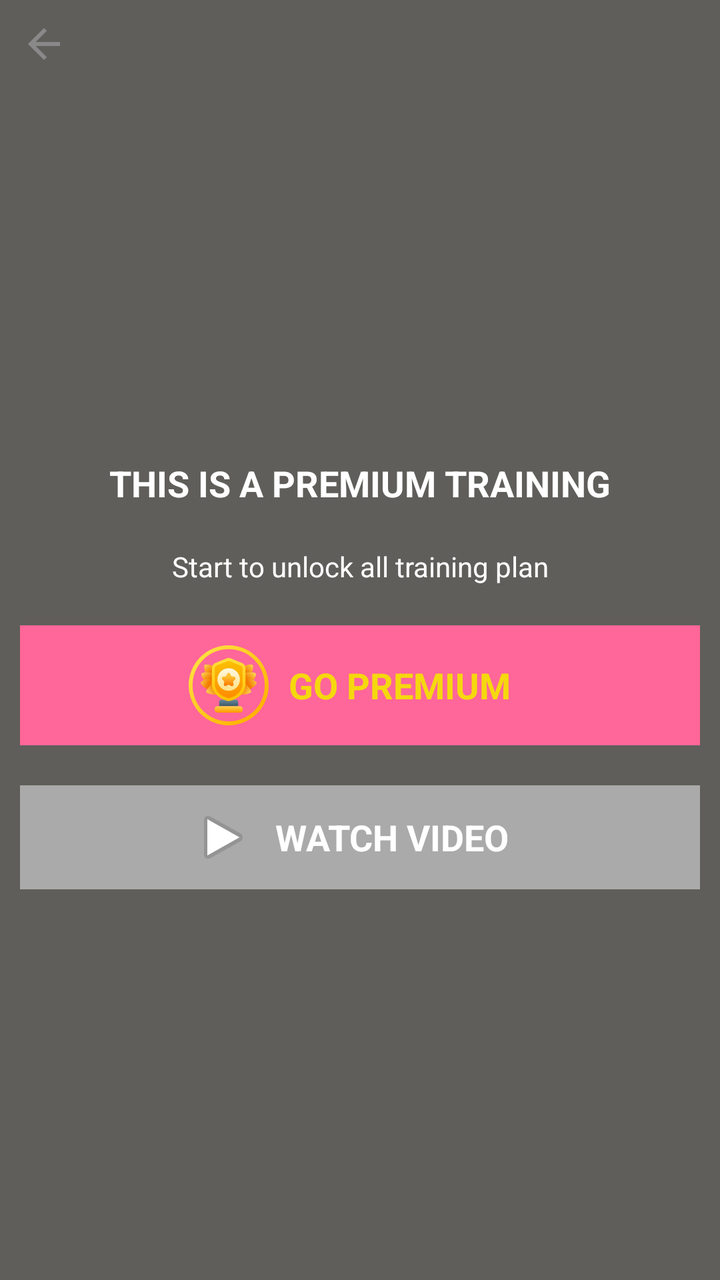
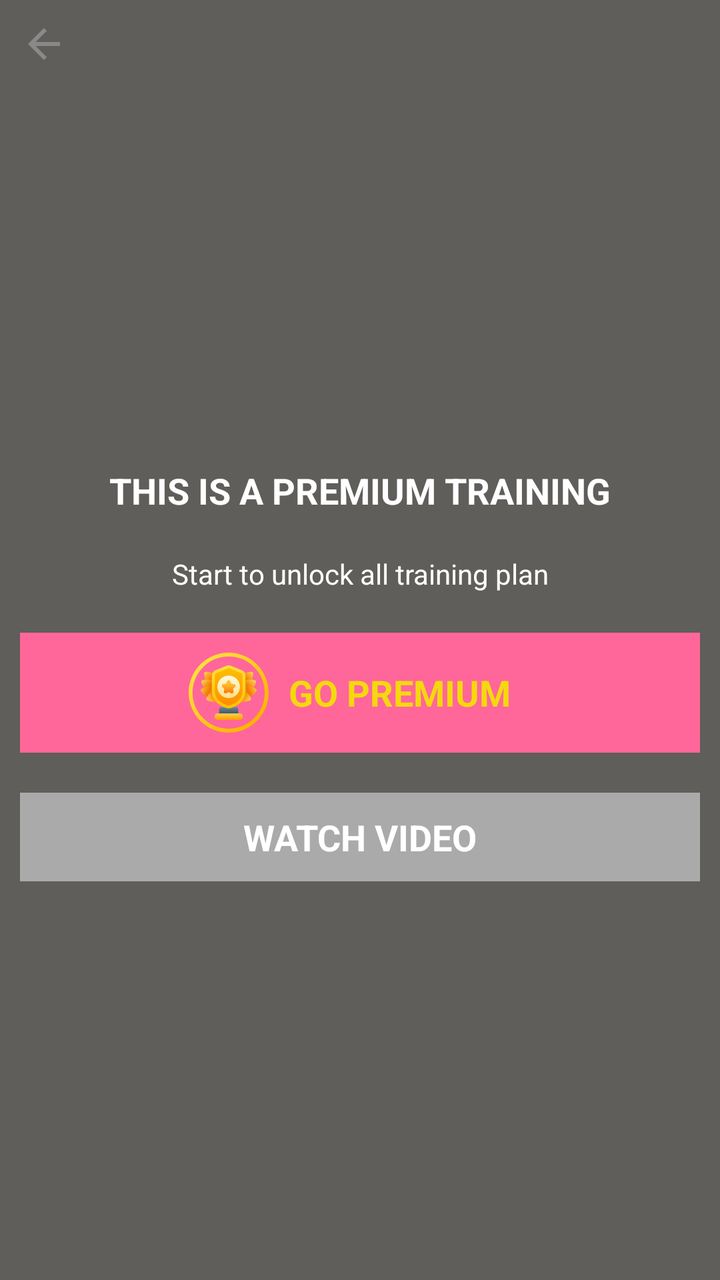

Before-and-after screenshots of an Android layout around one commit, followed by the original layout XML and the change that was made.
<!-- AndroidManifest.xml: application theme AppTheme -->
<!-- res/layout/dialog_unlock_training.xml -->
<?xml version="1.0" encoding="utf-8"?>
<LinearLayout xmlns:android="http://schemas.android.com/apk/res/android"
    xmlns:app="http://schemas.android.com/apk/res-auto"
    android:layout_width="match_parent"
    android:layout_height="match_parent"
    android:background="#BE292722"
    android:orientation="vertical">

    <ImageView
        android:id="@+id/img_back_activity"
        android:layout_width="wrap_content"
        android:layout_height="wrap_content"
        android:layout_marginLeft="10dp"
        android:layout_marginTop="10dp"
        app:srcCompat="@drawable/ic_baseline_arrow_back_24" />

    <LinearLayout
        android:layout_width="match_parent"
        android:layout_height="match_parent"
        android:gravity="center"
        android:orientation="vertical">

        <TextView
            android:id="@+id/textView15"
            android:layout_width="match_parent"
            android:layout_height="wrap_content"
            android:layout_marginTop="10dp"
            android:layout_marginBottom="10dp"
            android:text="@string/txt_unlock_training"
            android:textAlignment="center"
            android:textAllCaps="true"
            android:textColor="@color/White"
            android:textSize="18sp"
            android:textStyle="bold" />

        <ImageView
            android:id="@+id/imageView11"
            android:layout_width="wrap_content"
            android:layout_height="wrap_content"/>

        <TextView
            android:id="@+id/textView16"
            android:layout_width="match_parent"
            android:layout_height="wrap_content"
            android:layout_margin="10dp"
            android:text="@string/txt_start_to_unlock"
            android:textAlignment="center"
            android:textColor="@color/White" />

        <LinearLayout
            android:id="@+id/ln_go_premium"
            android:layout_width="match_parent"
            android:layout_height="wrap_content"
            android:layout_margin="10dp"
            android:background="@drawable/background_unlock_btn"
            android:gravity="center"
            android:orientation="horizontal"
            android:padding="10dp">

            <ImageView
                android:layout_width="wrap_content"
                android:layout_height="wrap_content"
                app:srcCompat="@drawable/ic_gold" />

            <TextView
                android:layout_width="wrap_content"
                android:layout_height="wrap_content"
                android:layout_marginLeft="10dp"
                android:layout_marginRight="10dp"
                android:text="@string/txt_go_premium"
                android:textAllCaps="true"
                android:textColor="#F5D80E"
                android:textSize="18sp"
                android:textStyle="bold" />
        </LinearLayout>

        <LinearLayout
            android:id="@+id/ln_watch_video"
            android:layout_width="match_parent"
            android:layout_height="wrap_content"
            android:layout_margin="10dp"
            android:background="@drawable/bg_round_corner_aaaaaa_6"
            android:gravity="center"
            android:orientation="horizontal"
            android:padding="10dp"
            android:visibility="visible">

            <ImageView
                android:layout_width="wrap_content"
                android:layout_height="wrap_content"
                app:srcCompat="@android:drawable/ic_media_play" />

            <TextView
                android:layout_width="wrap_content"
                android:layout_height="wrap_content"
                android:layout_marginLeft="10dp"
                android:layout_marginRight="10dp"
                android:text="@string/txt_watch_video"
                android:textAllCaps="true"
                android:textColor="@color/White"
                android:textSize="18sp"
                android:textStyle="bold" />
        </LinearLayout>
    </LinearLayout>
</LinearLayout>
<!-- resources referenced by this layout -->
<resources>
  <color name="White">#FFFFFF</color>
  <!-- drawable background_unlock_btn (drawable) -->
  <?xml version="1.0" encoding="utf-8"?>
  <selector xmlns:android="http://schemas.android.com/apk/res/android" >
      <item android:state_pressed="true" >
          <shape android:shape="rectangle"  >
              <corners android:radius="@dimen/_20sdp" />
              <solid android:color="@color/Gray"/>
          </shape>
      </item>
      <item >
          <shape android:shape="rectangle"  >
              <corners android:radius="@dimen/_20sdp" />
  
              <solid android:color="@color/colorAccent"/>
          </shape>
      </item>
  </selector>
  <!-- drawable bg_round_corner_aaaaaa_6 (drawable) -->
  <?xml version="1.0" encoding="utf-8"?>
  <shape xmlns:android="http://schemas.android.com/apk/res/android">
      <solid android:color="#aaaaaa"/>
      <corners android:radius="@dimen/_20sdp"/>
  </shape>
  <!-- drawable ic_baseline_arrow_back_24 (drawable) -->
  <vector android:autoMirrored="true" android:height="24dp"
      android:tint="#898989" android:viewportHeight="24"
      android:viewportWidth="24" android:width="24dp" xmlns:android="http://schemas.android.com/apk/res/android">
      <path android:fillColor="@android:color/white" android:pathData="M20,11H7.83l5.59,-5.59L12,4l-8,8 8,8 1.41,-1.41L7.83,13H20v-2z"/>
  </vector>
  <!-- drawable ic_gold: vector/xml drawable (drawable, 10005 chars, omitted) -->
  <string name="txt_go_premium">Go Premium</string>
  <string name="txt_start_to_unlock">Start  to unlock all training plan</string>
  <string name="txt_unlock_training">This is a premium training</string>
  <string name="txt_watch_video">Watch Video</string>
  <style name="AppTheme" parent="Theme.MaterialComponents.DayNight.DarkActionBar">
          <item name="android:windowAnimationStyle">@style/animfade</item>
          <item name="colorPrimary">@color/colorPrimary</item>
          <item name="colorPrimaryDark">@color/colorPrimaryDark</item>
          <item name="colorAccent">@color/colorAccent</item>
      </style>
  <color name="Gray">#808080</color>
  <color name="colorAccent">#ff6699</color>
  <style name="animfade" parent="@android:style/Animation.Activity">
          <item name="android:activityOpenEnterAnimation">@anim/slide_in_from_right</item>
          <item name="android:activityOpenExitAnimation">@anim/slide_out_to_left</item>
          <item name="android:activityCloseEnterAnimation">@anim/slide_in_from_left</item>
          <item name="android:activityCloseExitAnimation">@anim/slide_out_to_right</item>
      </style>
  <color name="colorPrimary">#E91E63</color>
  <color name="colorPrimaryDark">#E91E63</color>
</resources>

<!-- the commit's change to res/layout/dialog_unlock_training.xml (unified diff, before → after) -->
@@ -86,9 +86,17 @@
             android:visibility="visible">
 
             <ImageView
-                android:layout_width="wrap_content"
-                android:layout_height="wrap_content"
+                android:id="@+id/im_watch"
+                android:layout_width="@dimen/_26sdp"
+                android:layout_height="@dimen/_26sdp"
                 app:srcCompat="@android:drawable/ic_media_play" />
+
+            <ProgressBar
+                android:id="@+id/pg_loading"
+                style="?android:attr/progressBarStyle"
+                android:layout_width="@dimen/_26sdp"
+                android:layout_height="@dimen/_26sdp"
+                android:visibility="gone"/>
 
             <TextView
                 android:layout_width="wrap_content"
